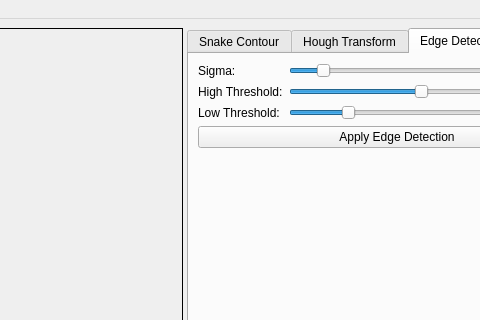
Abdelrahman0Sayed/Object-Segmentation, file image-processing.ui: the form before one commit; both pictures show x 353 to 833 and y 0 to 320 of the 969 by 725 pixel window.
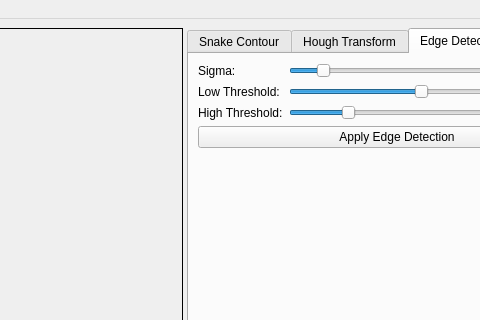
The form after the commit. The open tabs and pages were chosen to show the change. Icons and pictures are not drawn.

Diff of the .ui file:
```diff
--- a/image-processing.ui
+++ b/image-processing.ui
@@ -1837,14 +1837,14 @@
            <item row="1" column="0">
             <widget class="QLabel" name="label_7">
              <property name="text">
-              <string>High Threshold:</string>
+              <string>Low Threshold:</string>
              </property>
             </widget>
            </item>
            <item row="2" column="0">
             <widget class="QLabel" name="label_8">
              <property name="text">
-              <string>Low Threshold:</string>
+              <string>High Threshold:</string>
              </property>
             </widget>
            </item>
```
